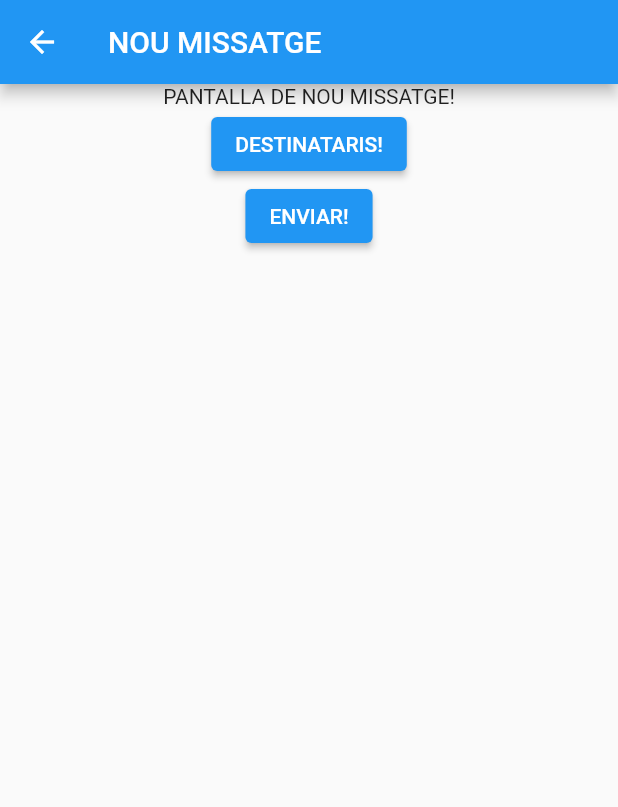
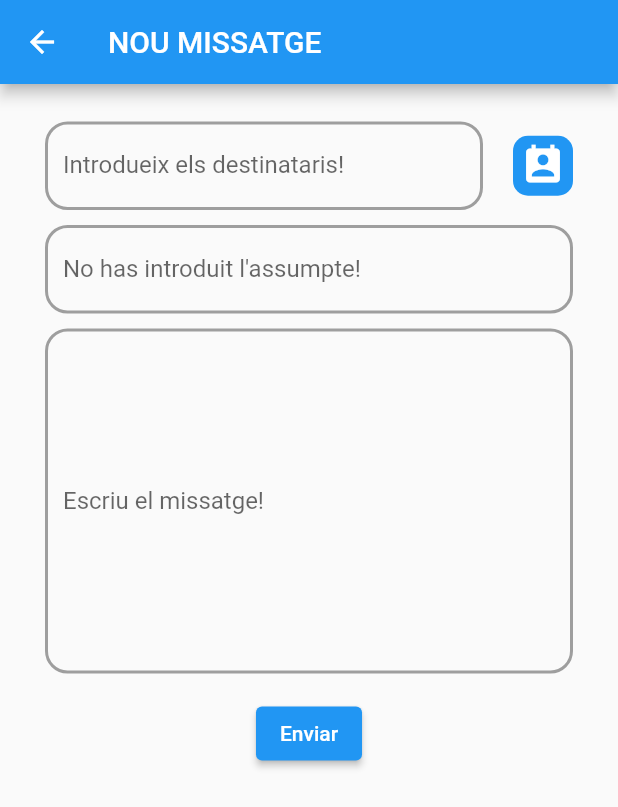
Before and after one commit to mateumiralles/campus_app, a Flutter app: the SendMailScreen screen opened directly, on a phone screen of 412 x 824 dp. Shown: the top 807 px of the screen. Run offline on Flutter 3.47's test engine with Material 2 defaults, Android fonts, the phone set to English and light mode, and no system bars; our stand-ins replace flutter_dotenv.

Commit message:
MailForm per enviar missatges

```diff
--- a/lib/citm.dart
+++ b/lib/citm.dart
@@ -185,19 +185,19 @@ class CITM {
     return mailTextList;
   }
 
-  static Future<void> sendMsg() async {
+  static Future<void> sendMsg({required String destinataris, required String assumpte, String text=''}) async {
     final uri = Uri.parse('https://citm.fundacioupc.com/missatges_envia.php');
     var msgParameters = {
       'norefrescar': '',
       'accion': 'normal',
       'prioridad': '1',
-      'para_logins': 'mateums',
+      'para_logins': destinataris,
       'para': '',
       'campus_selec': '',
       'id_origen': '',
       'usuario_origen': '',
-      'titolmissatge': 'Assumpte del msg',
-      'textmissatge': 'bubu bibi',
+      'titolmissatge': assumpte,
+      'textmissatge': '<p>$text<p>',
     };
 
     debugPrint('$msgParameters');
--- a/lib/screens/send_mail_screen.dart
+++ b/lib/screens/send_mail_screen.dart
@@ -2,6 +2,8 @@ import 'package:campus_app/citm.dart';
 import 'package:campus_app/screens/mail_users_screen.dart';
 
 import 'package:flutter/material.dart';
+
+import '../widgets/mail_form.dart';
 
 class SendMailScreen extends StatelessWidget {
   const SendMailScreen({
@@ -14,27 +16,10 @@ class SendMailScreen extends StatelessWidget {
       appBar: AppBar(
         title: const Text('NOU MISSATGE'),
       ),
-      body: Center(
-          child: Column(
-        children: [
-          const Text('PANTALLA DE NOU MISSATGE!'),
-          ElevatedButton(
-              onPressed: () {
-                Navigator.of(context)
-                    .push(MaterialPageRoute(builder: (context) {
-                  return const MailUsersScreen();
-                }));
-                CITM.getMailUsers();
-              },
-              child: const Text('DESTINATARIS!')),
-          ElevatedButton(
-              onPressed: () {
-                debugPrint('Enviar msg!');
-                CITM.sendMsg();
-              },
-              child: const Text('ENVIAR!'))
-        ],
-      )),
+      body: const Center(
+          child:
+          MailForm(),
+        ),
     );
   }
 }
--- /dev/null
+++ b/lib/widgets/mail_form.dart
@@ -0,0 +1,158 @@
+import 'package:campus_app/screens/mail_users_screen.dart';
+import 'package:flutter/material.dart';
+import 'package:campus_app/citm.dart';
+
+class MailForm extends StatefulWidget {
+  const MailForm({Key? key}) : super(key: key);
+
+  @override
+  MailFormState createState() {
+    return MailFormState();
+  }
+}
+
+class MailFormState extends State<MailForm> {
+  final _formKey = GlobalKey<FormState>();
+
+  final destinatarisController = TextEditingController();
+  final assumpteController = TextEditingController();
+  final textMessageController = TextEditingController();
+
+  @override
+  void dispose() {
+    // Clean up the controller when the widget is disposed.
+    destinatarisController.dispose();
+    assumpteController.dispose();
+    textMessageController.dispose();
+    super.dispose();
+  }
+
+  @override
+  Widget build(BuildContext context) {
+    return  Form(
+      key: _formKey,
+      child: Padding(
+        padding: const EdgeInsets.symmetric(horizontal: 30),
+        child: Column(
+          crossAxisAlignment: CrossAxisAlignment.center,
+          children: [
+            Padding(
+              padding: const EdgeInsets.only(top: 25),
+              child: Row(
+                children: [
+                  Expanded(
+                    child: TextFormField(
+                      controller: destinatarisController,
+                      decoration: InputDecoration(
+                          labelStyle: const TextStyle(fontSize: 16),
+                          labelText: 'Introdueix els destinataris!',
+                          enabledBorder: OutlineInputBorder(
+                            borderSide:
+                                const BorderSide(width: 2, color: Colors.grey),
+                            borderRadius: BorderRadius.circular(15),
+                          ),
+                          focusedBorder: OutlineInputBorder(
+                            borderSide:
+                                const BorderSide(width: 2, color: Colors.blue),
+                            borderRadius: BorderRadius.circular(15),
+                          )),
+                      validator: (value) {
+                        if (value == null || value.isEmpty) {
+                          return 'No has introduit destinataris';
+                        }
+                        return null;
+                      },
+                    ),
+                  ),
+                  GestureDetector(
+                    onTap: () {
+                      Navigator.of(context)
+                          .push(MaterialPageRoute(builder: (context) {
+                        return const MailUsersScreen();
+                      }));
+                      CITM.getMailUsers();
+                    },
+                    child: Container(
+                        margin: const EdgeInsets.only(left: 20.0),
+                        width: 40,
+                        height: 40,
+                        decoration: BoxDecoration(
+                          color: Colors.blue,
+                          borderRadius: BorderRadius.circular(10),
+                          shape: BoxShape.rectangle,
+                        ),
+                        child: const Icon(
+                          Icons.perm_contact_calendar,
+                          size: 30,
+                          color: Colors.white,
+                        )),
+                  )
+                ],
+              ),
+            ),
+            Padding(
+              padding: const EdgeInsets.only(top: 10),
+              child: TextFormField(
+                controller: assumpteController,
+                decoration: InputDecoration(
+                    labelStyle: const TextStyle(fontSize: 16),
+                    labelText: "No has introduit l'assumpte!",
+                    enabledBorder: OutlineInputBorder(
+                      borderSide:
+                          const BorderSide(width: 2, color: Colors.grey),
+                      borderRadius: BorderRadius.circular(15),
+                    ),
+                    focusedBorder: OutlineInputBorder(
+                      borderSide:
+                          const BorderSide(width: 2, color: Colors.blue),
+                      borderRadius: BorderRadius.circular(15),
+                    )),
+                validator: (value) {
+                  if (value == null || value.isEmpty) {
+                    return 'Assumpte necessari';
+                  }
+                  return null;
+                },
+              ),
+            ),
+            Padding(
+              padding: const EdgeInsets.only(top: 10),
+              child: TextFormField(
+                controller: textMessageController,
+               maxLines: 10,
+                decoration: InputDecoration(
+                    labelStyle: const TextStyle(fontSize: 16),
+                    labelText: "Escriu el missatge!",
+                    enabledBorder: OutlineInputBorder(
+                      borderSide:
+                          const BorderSide(width: 2, color: Colors.grey),
+                      borderRadius: BorderRadius.circular(15),
+                    ),
+                    focusedBorder: OutlineInputBorder(
+                      borderSide:
+                          const BorderSide(width: 2, color: Colors.blue),
+                      borderRadius: BorderRadius.circular(15),
+                    )),
+
+              ),
+            ),
+            Padding(
+              padding: const EdgeInsets.symmetric(vertical: 16.0),
+              child: ElevatedButton(
+                onPressed: () {
+                  if (_formKey.currentState!.validate()) {
+                    ScaffoldMessenger.of(context).showSnackBar(
+                      const SnackBar(content: Text('Missatge Enviat!')),
+                    );
+                    CITM.sendMsg(destinataris: destinatarisController.text, assumpte: assumpteController.text, text: textMessageController.text);
+                  }
+                },
+                child: const Text('Enviar'),
+              ),
+            ),
+          ],
+        ),
+      ),
+    );
+  }
+}
```
Also changed, not shown: lib/screens/mail_users_screen.dart (+5 -9 lines).
